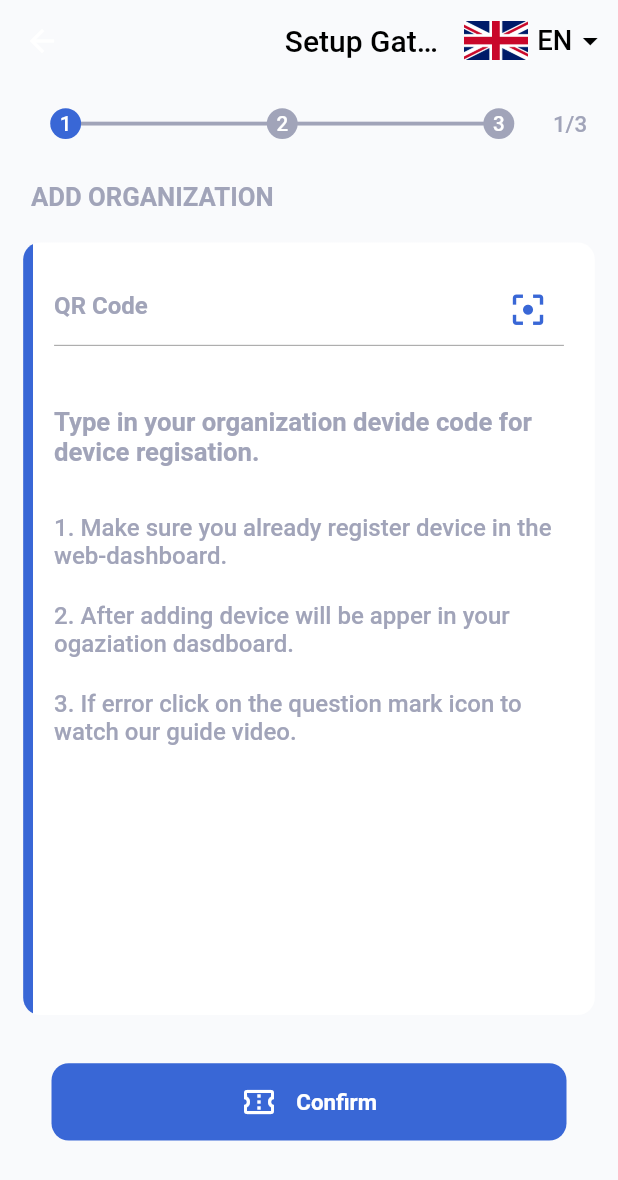
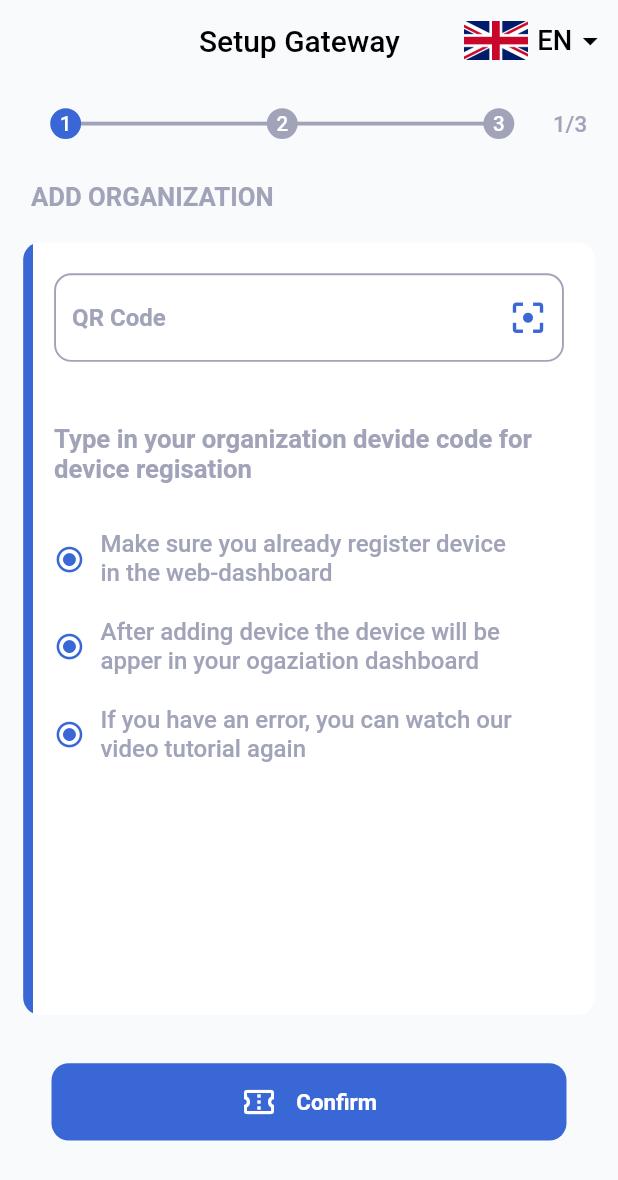
Before and after one commit to GDSC-HSU/gateway, a Flutter app: the SetupScreen screen opened directly, swiped to page 3, on a phone screen of 412 x 824 dp. Shown: the top 1180 px of the screen. Run offline on Flutter 3.47's test engine with Material 2 defaults, Android fonts, the phone set to English and light mode, and no system bars; our stand-ins replace bloc, camera, connectivity, easy_localization, equatable, firebase_core and 5 more; missing offline and left inert: flutter_reactive_ble, google_ml_kit, mqtt_client, tflite; accounts and stored records are empty; statements that could not run were skipped.

Commit message:
make tranlate all screen

```diff
--- a/assets/translations/en.json
+++ b/assets/translations/en.json
@@ -36,5 +36,6 @@
     "face_mask": "Face Mask",
     "health_declaration": "Health Declaration",
     "hand_sanitizer": "Hand Sanitizer",
-    "refresh": "Refresh"
+    "refresh": "Refresh",
+    "check_info": "CHECK INFORMATION"
 }
--- a/assets/translations/vi.json
+++ b/assets/translations/vi.json
@@ -31,10 +31,11 @@
     "second_thing_note_confirm": "Sau khi thêm thiết bị, thiết bị sẽ nằm trong bản điều khiển tổ chức của bạn",
     "third_thing_note_confirm": "Nếu lỗi bạn có thể xem lại video hướng dẫn của chúng tôi",
     "this_is_my_organization": "Đây là tổ chức của tôi",
-    "gateway_home": "Gateway Trang chủ",
+    "gateway_home": "Gateway Trang Chủ",
     "body_temperature": "Nhiệt độ cơ thể",
     "face_mask": "Khẩu trang",
     "health_declaration": "Khai báo sức khỏe",
     "hand_sanitizer": "Rửa tay sát khuẩn",
-    "refresh": "Tải lại"
+    "refresh": "Tải lại",
+    "check_info": "KIỂM TRA THÔNG TIN"
 }
--- a/lib/screens/setup_screen/setup_screen.dart
+++ b/lib/screens/setup_screen/setup_screen.dart
@@ -1,6 +1,7 @@
 import 'package:easy_localization/src/public_ext.dart';
 import 'package:flutter/material.dart';
 import 'package:gateway/config/themes/gateway_color.dart';
+import 'package:gateway/generated/locale_keys.g.dart';
 import 'package:gateway/model/language.dart';
 import 'package:gateway/screens/setup_screen/setup_view.dart';
 import 'package:gateway/utils/check_language.dart';
@@ -17,10 +18,14 @@ class _SetupScreenState extends State<SetupScreen> {
   int currentStep = 0;
   @override
   Widget build(BuildContext context) {
-    LanguageModel languageModel = CheckLanguage.checkLanguage(context.locale.languageCode);
+    LanguageModel languageModel =
+        CheckLanguage.checkLanguage(context.locale.languageCode);
     return Scaffold(
       backgroundColor: GatewayColors.scaffoldBgLight,
-      appBar: BuildAppBar(languageModel: languageModel, title: "Setup Gateway",),
+      appBar: BuildAppBar(
+        languageModel: languageModel, title: LocaleKeys.setup_title.tr(), leading: Container(),
+        //"Setup Gateway",
+      ),
       body: SetupView(),
     );
   }
--- a/lib/widgets/common/build_appbar.dart
+++ b/lib/widgets/common/build_appbar.dart
@@ -2,26 +2,38 @@ import 'package:easy_localization/src/public_ext.dart';
 import 'package:flutter/material.dart';
 import 'package:flutter_screenutil/flutter_screenutil.dart';
 import 'package:gateway/config/themes/gateway_color.dart';
+import 'package:gateway/generated/locale_keys.g.dart';
 import 'package:gateway/model/language.dart';
 
 class BuildAppBar extends StatelessWidget implements PreferredSizeWidget {
   const BuildAppBar({
     Key? key,
     required this.languageModel,
-    required this.title,
+    required this.title, required this.leading,
   }) : super(key: key);
 
   final LanguageModel languageModel;
   final String title;
+  final Widget leading;
 
   @override
   Widget build(BuildContext context) {
     return AppBar(
+      leading: leading,
       shadowColor: Colors.transparent,
       elevation: 0.0,
       backgroundColor: GatewayColors.scaffoldBgLight,
-      title: Padding(
-        padding: EdgeInsets.only(left: 103.w),
+      title: languageModel.shortName == 'EN' ?
+      Padding(
+        padding: EdgeInsets.only(left: 53.w),
+        child: Text(
+          title,
+          style: const TextStyle(
+            color: Colors.black,
+          ),
+        ),
+      ): Padding(
+        padding: EdgeInsets.only(left: 43.w),
         child: Text(
           title,
           style: const TextStyle(
--- a/lib/widgets/confirm/confirm_screen.dart
+++ b/lib/widgets/confirm/confirm_screen.dart
@@ -6,6 +6,7 @@ import 'package:flutter/material.dart';
 import 'package:flutter_screenutil/flutter_screenutil.dart';
 import 'package:gateway/config/routes/routing.dart';
 import 'package:gateway/config/themes/gateway_color.dart';
+import 'package:gateway/generated/locale_keys.g.dart';
 import 'package:gateway/model/device_identity.dart';
 import 'package:gateway/services/device_config_service.dart';
 import 'package:gateway/widgets/common/button_custom.dart';
@@ -32,7 +33,15 @@ class _ConfirmScreenState extends State<ConfirmScreen> {
   late bool confirmOrganization = false;
   @override
   Widget build(BuildContext context) {
-    return SingleChildScrollView(
+    return GestureDetector(
+      onTap: () {
+        // FocusScopeNode currentFocus = FocusScope.of(context);
+        // if (!currentFocus.hasPrimaryFocus) {
+        //   currentFocus.unfocus();
+        // }
+        FocusScope.of(context).unfocus();
+      },
+          child: SingleChildScrollView(
         child: Column(
           crossAxisAlignment: CrossAxisAlignment.start,
           children: [
@@ -43,7 +52,7 @@ class _ConfirmScreenState extends State<ConfirmScreen> {
                 top: 8.h,
               ),
               child: Text(
-              'ADD ORGANIZATION',
+                LocaleKeys.add_organization.tr(),
                 style: TextStyle(
                   color: GatewayColors.textDefaultBgLight,
                   fontSize: 15.sp,
@@ -54,7 +63,23 @@ class _ConfirmScreenState extends State<ConfirmScreen> {
             CardSetup(
               contentCard: Column(
                 children: [
-                GestureDetector(
+                  Padding(
+                    padding:
+                        EdgeInsets.symmetric(horizontal: 16.h, vertical: 16.h),
+                    child: TextFormField(
+                      //enabled: false,
+                      style: TextStyle(
+                        color: GatewayColors.textDefaultBgLight,
+                        fontSize: 14.sp,
+                        fontWeight: FontWeight.w700,
+                      ),
+                      decoration: InputDecoration(
+                        hintStyle: TextStyle(
+                          color: GatewayColors.textDefaultBgLight,
+                          fontSize: 14.sp,
+                          fontWeight: FontWeight.w700,
+                        ),
+                        suffixIcon: GestureDetector(
                           onTap: () async {
                             final String? qrConfigCode =
                                 await Navigator.of(context).push<String>(
@@ -69,26 +94,11 @@ class _ConfirmScreenState extends State<ConfirmScreen> {
                               });
                             }
                           },
-                  child: Padding(
-                    padding:
-                        EdgeInsets.symmetric(horizontal: 16.h, vertical: 16.h),
-                    child: TextFormField(
-                      enabled: false,
-                      style: TextStyle(
-                        color: GatewayColors.textDefaultBgLight,
-                        fontSize: 14.sp,
-                        fontWeight: FontWeight.w700,
-                      ),
-                      decoration: InputDecoration(
-                        hintStyle: TextStyle(
-                          color: GatewayColors.textDefaultBgLight,
-                          fontSize: 14.sp,
-                          fontWeight: FontWeight.w700,
-                        ),
-                        suffixIcon: Icon(
+                          child: Icon(
                             Icons.filter_center_focus,
                             color: GatewayColors.buttonBgLight,
                             size: 21.h,
+                          ),
                         ),
                         enabledBorder: OutlineInputBorder(
                           borderSide: BorderSide(
@@ -104,14 +114,13 @@ class _ConfirmScreenState extends State<ConfirmScreen> {
                           ),
                           borderRadius: BorderRadius.circular(10.r),
                         ),
-                        hintText: 'QR Code',
-                      ),
+                        hintText: LocaleKeys.qr_code.tr(),
                       ),
                     ),
                   ),
                   confirmOrganization
-                    ? const OrganizationConfirm()
-                    : const GuideConfirm(),
+                      ? OrganizationConfirm()
+                      : GuideConfirm(),
                 ],
               ),
             ),
@@ -127,7 +136,7 @@ class _ConfirmScreenState extends State<ConfirmScreen> {
                       Icons.confirmation_number_outlined,
                       color: Colors.white,
                     ),
-                  title: 'Confirm',
+                    title: LocaleKeys.confirm.tr(),
                     onFunction: () {
                       Navigator.pushReplacementNamed(
                         context,
@@ -137,6 +146,7 @@ class _ConfirmScreenState extends State<ConfirmScreen> {
                   );
                 }),
           ],
+        ),
       ),
     );
   }
--- a/lib/widgets/confirm/guide_confirm.dart
+++ b/lib/widgets/confirm/guide_confirm.dart
@@ -1,9 +1,22 @@
+import 'package:easy_localization/src/public_ext.dart';
 import 'package:flutter/material.dart';
 import 'package:flutter_screenutil/flutter_screenutil.dart';
 import 'package:gateway/config/themes/gateway_color.dart';
+import 'package:gateway/generated/locale_keys.g.dart';
 
-class GuideConfirm extends StatelessWidget {
+class GuideConfirm extends StatefulWidget {
   const GuideConfirm({Key? key}) : super(key: key);
+
+  @override
+  State<GuideConfirm> createState() => _GuideConfirmState();
+}
+
+class _GuideConfirmState extends State<GuideConfirm> {
+  // Map<Widget, String> values = {
+  //   Icon(Icons.radio_button_checked, color: GatewayColors.buttonBgLight) : LocaleKeys.first_thing_note_confirm.tr(),
+  //   Icon(Icons.radio_button_checked, color: GatewayColors.buttonBgLight) : LocaleKeys.second_thing_note_confirm.tr(),
+  //   Icon(Icons.radio_button_checked, color: GatewayColors.buttonBgLight) : LocaleKeys.third_thing_note_confirm.tr(),
+  // };
 
   @override
   Widget build(BuildContext context) {
@@ -12,7 +25,7 @@ class GuideConfirm extends StatelessWidget {
         Padding(
           padding: EdgeInsets.symmetric(horizontal: 16.h, vertical: 16.h),
           child: Text(
-            'Type in your organization devide code for device regisation.',
+            LocaleKeys.title_note_confirm.tr(),
             style: TextStyle(
               color: GatewayColors.textDefaultBgLight,
               fontSize: 15.sp,
@@ -22,35 +35,74 @@ class GuideConfirm extends StatelessWidget {
         ),
         Padding(
           padding: EdgeInsets.symmetric(horizontal: 16.h, vertical: 8.h),
-          child: Text(
-            '1. Make sure you already register device in the web-dashboard.',
-            style: TextStyle(
-              color: GatewayColors.textDefaultBgLight,
-              fontSize: 14.sp,
-              fontWeight: FontWeight.w500,
-            ),
+          child: Row(
+            children: [
+              Icon(
+                Icons.radio_button_checked,
+                color: GatewayColors.buttonBgLight,
+                size: 18.sp,
+              ),
+              Container(
+                width: 250.w,
+                margin: EdgeInsets.only(left: 8.h),
+                child: Text(
+                  LocaleKeys.first_thing_note_confirm.tr(),
+                  style: TextStyle(
+                    color: GatewayColors.textDefaultBgLight,
+                    fontSize: 14.sp,
+                    fontWeight: FontWeight.w500,
+                  ),
+                ),
+              ),
+            ],
           ),
         ),
         Padding(
           padding: EdgeInsets.symmetric(horizontal: 16.h, vertical: 8.h),
-          child: Text(
-            '2. After adding device will be apper in your ogaziation dasdboard.',
-            style: TextStyle(
-              color: GatewayColors.textDefaultBgLight,
-              fontSize: 14.sp,
-              fontWeight: FontWeight.w500,
-            ),
+          child: Row(
+            children: [
+              Icon(
+                Icons.radio_button_checked,
+                color: GatewayColors.buttonBgLight,
+                size: 18.sp,
+              ),
+              Container(
+                width: 250.w,
+                margin: EdgeInsets.only(left: 8.h),
+                child: Text(
+                  LocaleKeys.second_thing_note_confirm.tr(),
+                  style: TextStyle(
+                    color: GatewayColors.textDefaultBgLight,
+                    fontSize: 14.sp,
+                    fontWeight: FontWeight.w500,
+                  ),
+                ),
+              ),
+            ],
           ),
         ),
         Padding(
           padding: EdgeInsets.symmetric(horizontal: 16.h, vertical: 8.h),
-          child: Text(
-            '3. If error click on the question mark icon to watch our guide video.',
-            style: TextStyle(
-              color: GatewayColors.textDefaultBgLight,
-              fontSize: 14.sp,
-              fontWeight: FontWeight.w500,
-            ),
+          child: Row(
+            children: [
+              Icon(
+                Icons.radio_button_checked,
+                color: GatewayColors.buttonBgLight,
+                size: 18.sp,
+              ),
+              Container(
+                width: 250.w,
+                margin: EdgeInsets.only(left: 8.h),
+                child: Text(
+                  LocaleKeys.third_thing_note_confirm.tr(),
+                  style: TextStyle(
+                    color: GatewayColors.textDefaultBgLight,
+                    fontSize: 14.sp,
+                    fontWeight: FontWeight.w500,
+                  ),
+                ),
+              ),
+            ],
           ),
         ),
       ],
```
Also changed, not shown: lib/screens/gateway_check_screen/gateway_check_screen.dart (+52 -76 lines), lib/screens/introduction_screen/introduction_screen.dart (+15 -8 lines), lib/widgets/connect/connect_screen.dart (+10 -4 lines), lib/widgets/connect/device_info.dart (+6 -4 lines), lib/widgets/scan/scan_screen.dart (+6 -3 lines), lib/generated/locale_keys.g.dart. Lines whose indentation alone changed are shown as unchanged.
